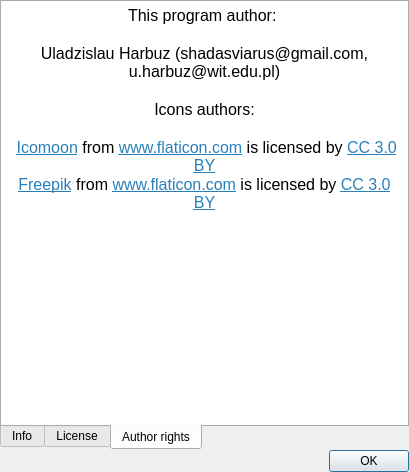
This is UI/aboutprogramwindow.ui in Shadasviar/APOD as Qt 5 draws it before an edit. The edited form follows.
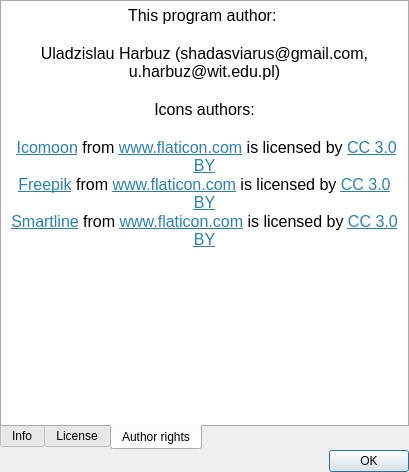
This is the edited form. The open tabs and pages were chosen to show the change. Icons and pictures are not drawn.

```diff
--- a/UI/aboutprogramwindow.ui
+++ b/UI/aboutprogramwindow.ui
@@ -870,7 +870,8 @@
 &lt;p align=&quot;center&quot; style=&quot; margin-top:0px; margin-bottom:0px; margin-left:0px; margin-right:0px; -qt-block-indent:0; text-indent:0px;&quot;&gt;Icons authors:&lt;/p&gt;
 &lt;p align=&quot;center&quot; style=&quot;-qt-paragraph-type:empty; margin-top:0px; margin-bottom:0px; margin-left:0px; margin-right:0px; -qt-block-indent:0; text-indent:0px;&quot;&gt;&lt;br /&gt;&lt;/p&gt;
 &lt;p align=&quot;center&quot; style=&quot; margin-top:0px; margin-bottom:0px; margin-left:0px; margin-right:0px; -qt-block-indent:0; text-indent:0px;&quot;&gt; &lt;a href=&quot;https://www.flaticon.com/authors/icomoon&quot;&gt;&lt;span style=&quot; text-decoration: underline; color:#2980b9;&quot;&gt;Icomoon&lt;/span&gt;&lt;/a&gt; from &lt;a href=&quot;https://www.flaticon.com/&quot;&gt;&lt;span style=&quot; text-decoration: underline; color:#2980b9;&quot;&gt;www.flaticon.com&lt;/span&gt;&lt;/a&gt; is licensed by &lt;a href=&quot;http://creativecommons.org/licenses/by/3.0/&quot;&gt;&lt;span style=&quot; text-decoration: underline; color:#2980b9;&quot;&gt;CC 3.0 BY&lt;/span&gt;&lt;/a&gt;&lt;/p&gt;
-&lt;p align=&quot;center&quot; style=&quot; margin-top:0px; margin-bottom:0px; margin-left:0px; margin-right:0px; -qt-block-indent:0; text-indent:0px;&quot;&gt;&lt;a href=&quot;http://www.freepik.com&quot;&gt;&lt;span style=&quot; text-decoration: underline; color:#2980b9;&quot;&gt;Freepik&lt;/span&gt;&lt;/a&gt; from &lt;a href=&quot;https://www.flaticon.com/&quot;&gt;&lt;span style=&quot; text-decoration: underline; color:#2980b9;&quot;&gt;www.flaticon.com&lt;/span&gt;&lt;/a&gt; is licensed by &lt;a href=&quot;http://creativecommons.org/licenses/by/3.0/&quot;&gt;&lt;span style=&quot; text-decoration: underline; color:#2980b9;&quot;&gt;CC 3.0 BY&lt;/span&gt;&lt;/a&gt;&lt;/p&gt;&lt;/body&gt;&lt;/html&gt;</string>
+&lt;p align=&quot;center&quot; style=&quot; margin-top:0px; margin-bottom:0px; margin-left:0px; margin-right:0px; -qt-block-indent:0; text-indent:0px;&quot;&gt;&lt;a href=&quot;http://www.freepik.com&quot;&gt;&lt;span style=&quot; text-decoration: underline; color:#2980b9;&quot;&gt;Freepik&lt;/span&gt;&lt;/a&gt; from &lt;a href=&quot;https://www.flaticon.com/&quot;&gt;&lt;span style=&quot; text-decoration: underline; color:#2980b9;&quot;&gt;www.flaticon.com&lt;/span&gt;&lt;/a&gt; is licensed by &lt;a href=&quot;http://creativecommons.org/licenses/by/3.0/&quot;&gt;&lt;span style=&quot; text-decoration: underline; color:#2980b9;&quot;&gt;CC 3.0 BY&lt;/span&gt;&lt;/a&gt;&lt;/p&gt;
+&lt;p align=&quot;center&quot; style=&quot; margin-top:0px; margin-bottom:0px; margin-left:0px; margin-right:0px; -qt-block-indent:0; text-indent:0px;&quot;&gt;&lt;a href=&quot;https://www.flaticon.com/authors/smartline&quot;&gt;&lt;span style=&quot; text-decoration: underline; color:#2980b9;&quot;&gt;Smartline&lt;/span&gt;&lt;/a&gt; from &lt;a href=&quot;https://www.flaticon.com/&quot;&gt;&lt;span style=&quot; text-decoration: underline; color:#2980b9;&quot;&gt;www.flaticon.com&lt;/span&gt;&lt;/a&gt; is licensed by &lt;a href=&quot;http://creativecommons.org/licenses/by/3.0/&quot;&gt;&lt;span style=&quot; text-decoration: underline; color:#2980b9;&quot;&gt;CC 3.0 BY&lt;/span&gt;&lt;/a&gt;&lt;/p&gt;&lt;/body&gt;&lt;/html&gt;</string>
          </property>
          <property name="openExternalLinks">
           <bool>true</bool>
```
